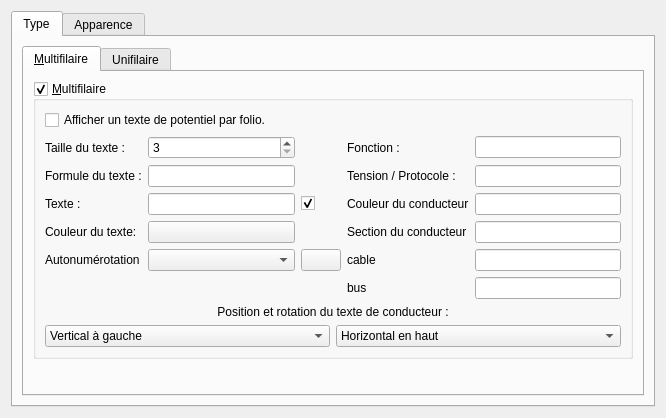
Qt form sources/ui/conductorpropertieswidget.ui (qelectrotech/qelectrotech-source-mirror) before a commit.
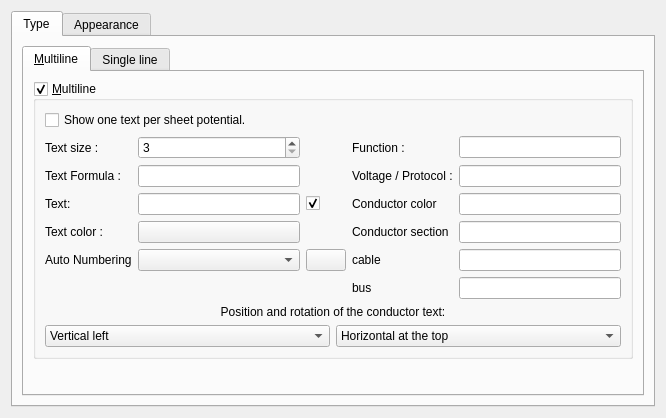
The same form after that commit. Icons and pictures are not drawn. Custom widgets are drawn as their Qt base class.

What changed in the file:
```diff
--- a/sources/ui/conductorpropertieswidget.ui
+++ b/sources/ui/conductorpropertieswidget.ui
@@ -31,7 +31,7 @@
          </property>
          <widget class="QWidget" name="Multifilaire">
           <attribute name="title">
-           <string>&amp;Multifilaire</string>
+           <string>&amp;Multiline</string>
           </attribute>
           <layout class="QGridLayout" name="gridLayout_7">
            <item row="0" column="0">
@@ -43,7 +43,7 @@
               </size>
              </property>
              <property name="title">
-              <string>&amp;Multifilaire</string>
+              <string>&amp;Multiline</string>
              </property>
              <property name="checkable">
               <bool>true</bool>
@@ -55,14 +55,14 @@
               <item row="4" column="0">
                <widget class="QLabel" name="label_14">
                 <property name="text">
-                 <string>Couleur du texte:</string>
+                 <string>Text color :</string>
                 </property>
                </widget>
               </item>
               <item row="3" column="3">
                <widget class="QLabel" name="label_4">
                 <property name="text">
-                 <string>Couleur du conducteur</string>
+                 <string>Conductor color</string>
                 </property>
                </widget>
               </item>
@@ -82,14 +82,14 @@
               <item row="2" column="3">
                <widget class="QLabel" name="label_9">
                 <property name="text">
-                 <string>Tension / Protocole :</string>
+                 <string>Voltage / Protocol :</string>
                 </property>
                </widget>
               </item>
               <item row="6" column="0">
                <widget class="QLabel" name="m_autonum_label">
                 <property name="text">
-                 <string>Autonumérotation</string>
+                 <string>Auto Numbering</string>
                 </property>
                </widget>
               </item>
@@ -128,7 +128,7 @@
               <item row="4" column="3">
                <widget class="QLabel" name="label_5">
                 <property name="text">
-                 <string>Section du conducteur</string>
+                 <string>Conductor section</string>
                 </property>
                </widget>
               </item>
@@ -151,14 +151,14 @@
                  <string>activer l'option un texte par potentiel</string>
                 </property>
                 <property name="text">
-                 <string>Afficher un texte de potentiel par folio. </string>
+                 <string>Show one text per sheet potential. </string>
                 </property>
                </widget>
               </item>
               <item row="1" column="3">
                <widget class="QLabel" name="label_8">
                 <property name="text">
-                 <string>Fonction :</string>
+                 <string>Function :</string>
                 </property>
                </widget>
               </item>
@@ -168,7 +168,7 @@
                  <widget class="QComboBox" name="m_verti_cb">
                   <item>
                    <property name="text">
-                    <string>Vertical à gauche</string>
+                    <string>Vertical left</string>
                    </property>
                   </item>
                   <item>
@@ -181,7 +181,7 @@
                 <item row="0" column="0" colspan="2">
                  <widget class="QLabel" name="label_3">
                   <property name="text">
-                   <string>Position et rotation du texte de conducteur :</string>
+                   <string>Position and rotation of the conductor text:</string>
                   </property>
                   <property name="alignment">
                    <set>Qt::AlignHCenter|Qt::AlignTop</set>
@@ -192,7 +192,7 @@
                  <widget class="QComboBox" name="m_horiz_cb">
                   <item>
                    <property name="text">
-                    <string>Horizontal en haut</string>
+                    <string>Horizontal at the top</string>
                    </property>
                   </item>
                   <item>
@@ -210,7 +210,7 @@
               <item row="3" column="0">
                <widget class="QLabel" name="label">
                 <property name="text">
-                 <string>Texte :</string>
+                 <string>Text:</string>
                 </property>
                </widget>
               </item>
@@ -220,7 +220,7 @@
               <item row="1" column="0">
                <widget class="QLabel" name="label_2">
                 <property name="text">
-                 <string>Taille du texte :</string>
+                 <string>Text size :</string>
                 </property>
                </widget>
               </item>
@@ -250,7 +250,7 @@
               <item row="2" column="0">
                <widget class="QLabel" name="label_11">
                 <property name="text">
-                 <string>Formule du texte :</string>
+                 <string>Text Formula :</string>
                 </property>
                </widget>
               </item>
@@ -297,7 +297,7 @@
          </widget>
          <widget class="QWidget" name="Unifilaire">
           <attribute name="title">
-           <string>Unifilaire</string>
+           <string>Single line</string>
           </attribute>
           <layout class="QGridLayout" name="gridLayout_5">
            <item row="0" column="0">
@@ -450,7 +450,7 @@
      </widget>
      <widget class="QWidget" name="appearance">
       <attribute name="title">
-       <string>Apparence</string>
+       <string>Appearance</string>
       </attribute>
       <layout class="QGridLayout" name="gridLayout_4">
        <item row="0" column="1">
```
Left out of the diff: 46 changed lines with no effect on the pictures.
